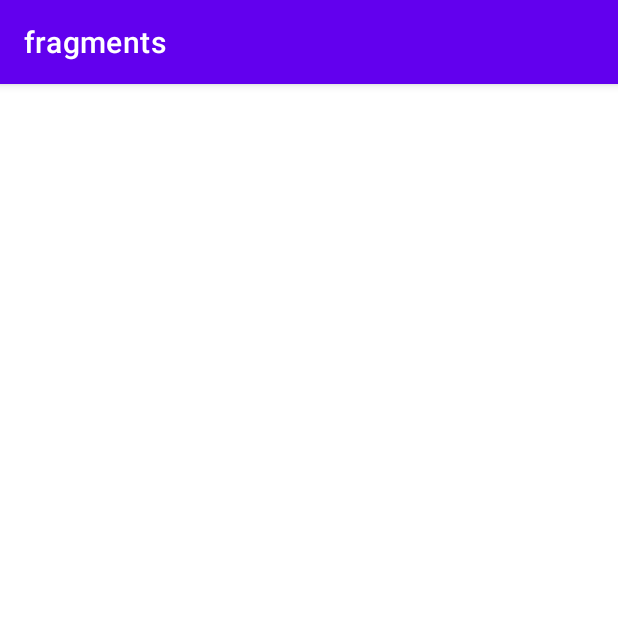
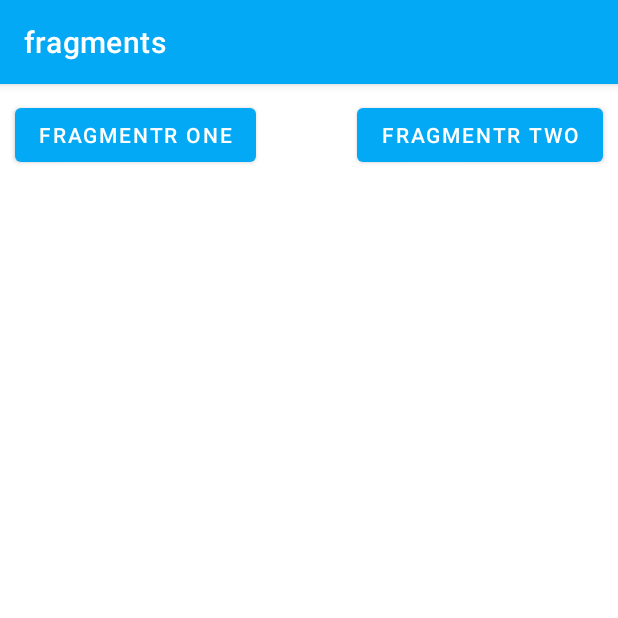
Before and after one commit to castilloroberto/fragments, an Android app: the screen it shows after launch (MainActivity), on a phone screen of 412 x 824 dp, the top half of it. Run offline under Robolectric (Android 15) with nearby library versions, the phone set to English and light mode, and no system bars.

Commit message:
segundo commit

```diff
--- a/app/src/main/res/layout/activity_main.xml
+++ b/app/src/main/res/layout/activity_main.xml
@@ -1,11 +1,24 @@
 <?xml version="1.0" encoding="utf-8"?>
-<androidx.constraintlayout.widget.ConstraintLayout xmlns:android="http://schemas.android.com/apk/res/android"
+<RelativeLayout xmlns:android="http://schemas.android.com/apk/res/android"
     xmlns:app="http://schemas.android.com/apk/res-auto"
     xmlns:tools="http://schemas.android.com/tools"
     android:layout_width="match_parent"
     android:layout_height="match_parent"
     tools:context=".MainActivity">
 
+   <Button
+       android:layout_margin="10dp"
+       android:layout_alignParentLeft="true"
+       android:id="@+id/btn_one"
+       android:text="Fragmentr one"
+       android:layout_width="wrap_content"
+       android:layout_height="wrap_content"/>
+    <Button
+        android:layout_margin="10dp"
+        android:layout_alignParentRight="true"
+        android:id="@+id/btn_two"
+        android:text="Fragmentr two"
+        android:layout_width="wrap_content"
+        android:layout_height="wrap_content"/>
 
-
-</androidx.constraintlayout.widget.ConstraintLayout>
+</RelativeLayout>
--- a/app/src/main/res/values/colors.xml
+++ b/app/src/main/res/values/colors.xml
@@ -1,8 +1,8 @@
 <?xml version="1.0" encoding="utf-8"?>
 <resources>
     <color name="purple_200">#FFBB86FC</color>
-    <color name="purple_500">#FF6200EE</color>
-    <color name="purple_700">#FF3700B3</color>
+    <color name="purple_500">#03A9F4</color>
+    <color name="purple_700">#00BCD4</color>
     <color name="teal_200">#FF03DAC5</color>
     <color name="teal_700">#FF018786</color>
     <color name="black">#FF000000</color>
```
